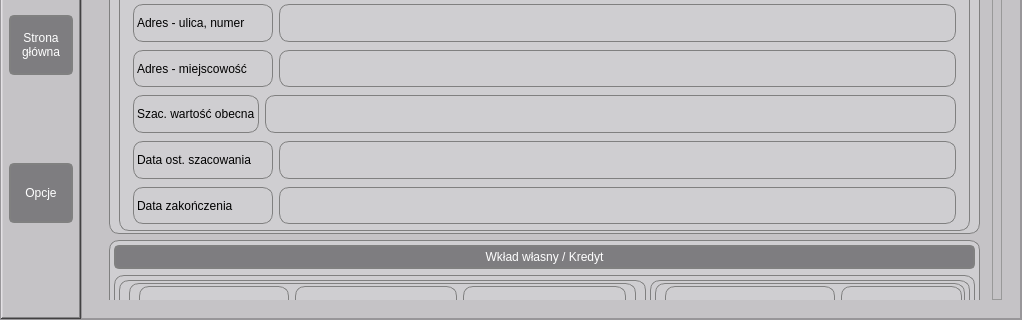
Above: src/gui/main_window.ui from youngdashu/Investments-overview before the change; both pictures show x 0 to 1022 and y 375 to 695 of the 1022 by 695 pixel window. Below: the same form after it.
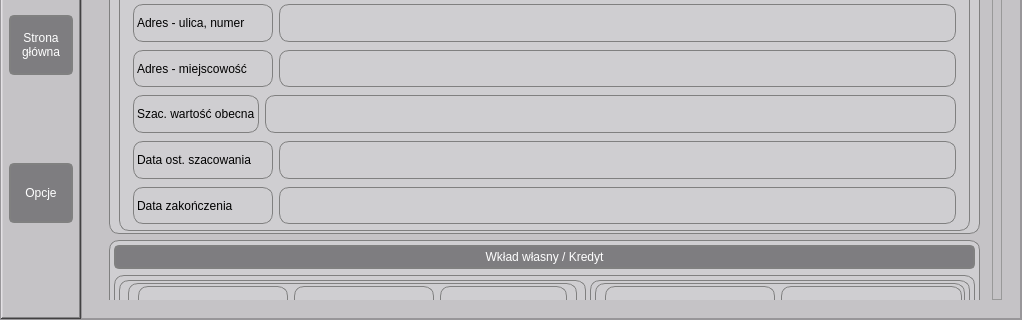
That is the form after the change. Icons and pictures are not drawn.

Commit message: ui updates percent textEdits added to list

```diff
--- a/src/gui/main_window.ui
+++ b/src/gui/main_window.ui
@@ -419,7 +419,7 @@
                  <property name="geometry">
                   <rect>
                    <x>0</x>
-                   <y>-457</y>
+                   <y>-427</y>
                    <width>890</width>
                    <height>2684</height>
                   </rect>
@@ -1141,9 +1141,15 @@
                            <property name="spacing">
                             <number>4</number>
                            </property>
+                           <property name="leftMargin">
+                            <number>8</number>
+                           </property>
                            <property name="topMargin">
                             <number>2</number>
                            </property>
+                           <property name="rightMargin">
+                            <number>8</number>
+                           </property>
                            <property name="bottomMargin">
                             <number>2</number>
                            </property>
@@ -1176,7 +1182,14 @@
                                </widget>
                               </item>
                               <item>
-                               <widget class="QTextEdit" name="text_own_contribution"/>
+                               <widget class="QTextEdit" name="text_own_contribution">
+                                <property name="minimumSize">
+                                 <size>
+                                  <width>140</width>
+                                  <height>0</height>
+                                 </size>
+                                </property>
+                               </widget>
                               </item>
                               <item>
                                <widget class="QTextEdit" name="text_own_contribution_percent">
@@ -1501,7 +1514,7 @@
                          <widget class="QFrame" name="frame_credit_data">
                           <property name="minimumSize">
                            <size>
-                            <width>320</width>
+                            <width>380</width>
                             <height>0</height>
                            </size>
                           </property>
```
Left out of the diff: 47 changed lines with no effect on the pictures. The commit also changes 2 other files.
